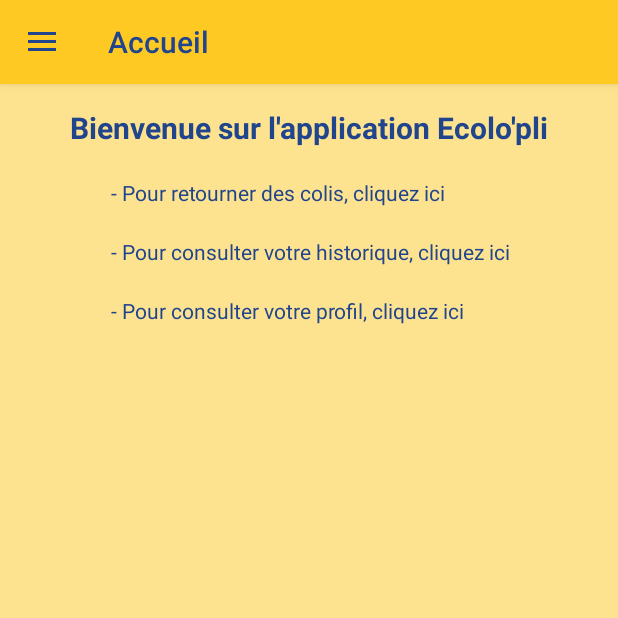
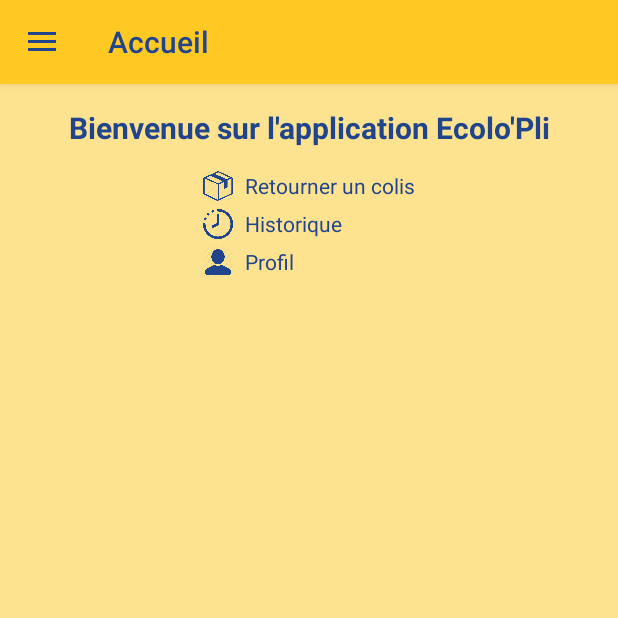
Before and after one commit to nicolas07/Projetrse, an Android app: the screen it shows after launch (MainActivity), on a phone screen of 412 x 824 dp, the top half of it. Run offline under Robolectric (Android 15) with nearby library versions, the phone set to English and light mode, and no system bars.

Commit message:
Mise à jour Home Fragment

```diff
--- a/app/src/main/java/com/example/projet_rse/HomeFragment.java
+++ b/app/src/main/java/com/example/projet_rse/HomeFragment.java
@@ -12,6 +12,7 @@ import android.text.style.ClickableSpan;
 import android.view.LayoutInflater;
 import android.view.View;
 import android.view.ViewGroup;
+import android.widget.LinearLayout;
 import android.widget.TextView;
 
 import static com.example.projet_rse.MainActivity.FRAGMENT_HISTORY;
@@ -31,68 +32,93 @@ public class HomeFragment extends Fragment {
         ((MainActivity) getActivity()).setActionBarTitle("Accueil");
         View view = inflater.inflate(R.layout.fragment_home, container, false);
 
-        String text = " - Pour retourner des colis, cliquez ici";
-        SpannableString ss = new SpannableString(text);
-        ClickableSpan clickableSpan = new ClickableSpan() {
+//        String text = " - Pour retourner des colis, cliquez ici";
+//        SpannableString ss = new SpannableString(text);
+//        ClickableSpan clickableSpan = new ClickableSpan() {
+//            @Override
+//            public void onClick(View textView) {
+//                ((MainActivity) getActivity()).showFragment(FRAGMENT_RETURNPACKAGE);
+//            }
+//
+//            @Override
+//            public void updateDrawState(TextPaint ds) {
+//                super.updateDrawState(ds);
+//                ds.setUnderlineText(false);
+//            }
+//        };
+//        ss.setSpan(clickableSpan, text.indexOf(","), text.length(), Spanned.SPAN_EXCLUSIVE_EXCLUSIVE);
+//
+//        TextView textView = view.findViewById(R.id.tv_returnPackage);
+//        textView.setText(ss);
+//        textView.setMovementMethod(LinkMovementMethod.getInstance());
+//        textView.setHighlightColor(Color.TRANSPARENT);
+//
+//        String text2 = " - Pour consulter votre historique, cliquez ici";
+//        SpannableString ss2 = new SpannableString(text2);
+//        ClickableSpan clickableSpan2 = new ClickableSpan() {
+//            @Override
+//            public void onClick(View textView) {
+//                ((MainActivity) getActivity()).showFragment(FRAGMENT_HISTORY);
+//            }
+//
+//            @Override
+//            public void updateDrawState(TextPaint ds) {
+//                super.updateDrawState(ds);
+//                ds.setUnderlineText(false);
+//            }
+//        };
+//        ss2.setSpan(clickableSpan2, text2.indexOf(","), text2.length(), Spanned.SPAN_EXCLUSIVE_EXCLUSIVE);
+//
+//        TextView textView2 = view.findViewById(R.id.tv_History);
+//        textView2.setText(ss2);
+//        textView2.setMovementMethod(LinkMovementMethod.getInstance());
+//        textView2.setHighlightColor(Color.TRANSPARENT);
+//
+//        String text3 = " - Pour consulter votre profil, cliquez ici";
+//        SpannableString ss3 = new SpannableString(text3);
+//        ClickableSpan clickableSpan3 = new ClickableSpan() {
+//            @Override
+//            public void onClick(View textView) {
+//                ((MainActivity) getActivity()).showFragment(FRAGMENT_USERACCOUNT);
+//            }
+//
+//            @Override
+//            public void updateDrawState(TextPaint ds) {
+//                super.updateDrawState(ds);
+//                ds.setUnderlineText(false);
+//            }
+//        };
+//        ss3.setSpan(clickableSpan3, text3.indexOf(","), text3.length(), Spanned.SPAN_EXCLUSIVE_EXCLUSIVE);
+//
+//        TextView textView3 = view.findViewById(R.id.tv_Profil);
+//        textView3.setText(ss3);
+//        textView3.setMovementMethod(LinkMovementMethod.getInstance());
+//        textView3.setHighlightColor(Color.TRANSPARENT);
+
+        LinearLayout LlReturnPackage = view.findViewById(R.id.ll_ReturnPackage);
+        LinearLayout LlHistory = view.findViewById(R.id.ll_History);
+        LinearLayout LlUserAccount = view.findViewById(R.id.ll_UserAccount);
+
+        LlReturnPackage.setOnClickListener(new View.OnClickListener() {
             @Override
-            public void onClick(View textView) {
+            public void onClick(View v) {
                 ((MainActivity) getActivity()).showFragment(FRAGMENT_RETURNPACKAGE);
             }
+        });
 
+        LlHistory.setOnClickListener(new View.OnClickListener() {
             @Override
-            public void updateDrawState(TextPaint ds) {
-                super.updateDrawState(ds);
-                ds.setUnderlineText(false);
-            }
-        };
-        ss.setSpan(clickableSpan, text.indexOf(","), text.length(), Spanned.SPAN_EXCLUSIVE_EXCLUSIVE);
-
-        TextView textView = view.findViewById(R.id.tv_returnPackage);
-        textView.setText(ss);
-        textView.setMovementMethod(LinkMovementMethod.getInstance());
-        textView.setHighlightColor(Color.TRANSPARENT);
-
-        String text2 = " - Pour consulter votre historique, cliquez ici";
-        SpannableString ss2 = new SpannableString(text2);
-        ClickableSpan clickableSpan2 = new ClickableSpan() {
-            @Override
-            public void onClick(View textView) {
+            public void onClick(View v) {
                 ((MainActivity) getActivity()).showFragment(FRAGMENT_HISTORY);
             }
+        });
 
+        LlUserAccount.setOnClickListener(new View.OnClickListener() {
             @Override
-            public void updateDrawState(TextPaint ds) {
-                super.updateDrawState(ds);
-                ds.setUnderlineText(false);
-            }
-        };
-        ss2.setSpan(clickableSpan2, text2.indexOf(","), text2.length(), Spanned.SPAN_EXCLUSIVE_EXCLUSIVE);
-
-        TextView textView2 = view.findViewById(R.id.tv_History);
-        textView2.setText(ss2);
-        textView2.setMovementMethod(LinkMovementMethod.getInstance());
-        textView2.setHighlightColor(Color.TRANSPARENT);
-
-        String text3 = " - Pour consulter votre profil, cliquez ici";
-        SpannableString ss3 = new SpannableString(text3);
-        ClickableSpan clickableSpan3 = new ClickableSpan() {
-            @Override
-            public void onClick(View textView) {
+            public void onClick(View v) {
                 ((MainActivity) getActivity()).showFragment(FRAGMENT_USERACCOUNT);
             }
-
-            @Override
-            public void updateDrawState(TextPaint ds) {
-                super.updateDrawState(ds);
-                ds.setUnderlineText(false);
-            }
-        };
-        ss3.setSpan(clickableSpan3, text3.indexOf(","), text3.length(), Spanned.SPAN_EXCLUSIVE_EXCLUSIVE);
-
-        TextView textView3 = view.findViewById(R.id.tv_Profil);
-        textView3.setText(ss3);
-        textView3.setMovementMethod(LinkMovementMethod.getInstance());
-        textView3.setHighlightColor(Color.TRANSPARENT);
+        });
 
 
         return view;
--- a/app/src/main/res/layout/fragment_home.xml
+++ b/app/src/main/res/layout/fragment_home.xml
@@ -12,7 +12,7 @@
         android:layout_height="wrap_content"
         android:layout_marginTop="15dp"
         android:gravity="center"
-        android:text="Bienvenue sur l'application Ecolo\'pli"
+        android:text="Bienvenue sur l'application Ecolo\'Pli"
         android:textColor="@color/colorAccent"
         android:textSize="20sp"
         android:textStyle="bold" />
@@ -24,29 +24,94 @@
         android:layout_gravity="center"
         android:gravity="left"
         android:orientation="vertical"
-        android:paddingTop="10dp">
+        android:paddingTop="15dp">
+
+        <LinearLayout
+            android:id="@+id/ll_ReturnPackage"
+            android:layout_width="wrap_content"
+            android:layout_height="wrap_content"
+            android:clickable="true">
+
+            <ImageView
+                android:layout_width="20dp"
+                android:layout_height="20dp"
+                android:src="@mipmap/ic_package"
+                android:tint="@color/colorAccent"/>
+
+            <TextView
+                android:layout_width="wrap_content"
+                android:layout_height="wrap_content"
+                android:text="Retourner un colis"
+                android:textColor="@color/colorAccent"
+                android:paddingLeft="8dp"/>
+
+        </LinearLayout>
+
+        <LinearLayout
+            android:id="@+id/ll_History"
+            android:layout_width="wrap_content"
+            android:layout_height="wrap_content"
+            android:clickable="true"
+            android:paddingTop="5dp">
+
+            <ImageView
+                android:layout_width="20dp"
+                android:layout_height="20dp"
+                android:src="@mipmap/ic_history"
+                android:tint="@color/colorAccent"/>
+
+            <TextView
+                android:layout_width="wrap_content"
+                android:layout_height="wrap_content"
+                android:text="Historique"
+                android:textColor="@color/colorAccent"
+                android:paddingLeft="8dp"/>
+
+        </LinearLayout>
+
+        <LinearLayout
+            android:id="@+id/ll_UserAccount"
+            android:layout_width="wrap_content"
+            android:layout_height="wrap_content"
+            android:clickable="true"
+            android:paddingTop="5dp">
+
+            <ImageView
+                android:layout_width="20dp"
+                android:layout_height="20dp"
+                android:src="@mipmap/ic_profile_2"
+                android:tint="@color/colorAccent"/>
+
+            <TextView
+                android:layout_width="wrap_content"
+                android:layout_height="wrap_content"
+                android:text="Profil"
+                android:textColor="@color/colorAccent"
+                android:paddingLeft="8dp"/>
+
+        </LinearLayout>
 
 
-        <TextView
-            android:id="@+id/tv_returnPackage"
-            android:layout_width="wrap_content"
-            android:layout_height="wrap_content"
-            android:layout_margin="10dp"
-            android:textColor="@color/colorAccent" />
+        <!--<TextView-->
+            <!--android:id="@+id/tv_returnPackage"-->
+            <!--android:layout_width="wrap_content"-->
+            <!--android:layout_height="wrap_content"-->
+            <!--android:layout_margin="10dp"-->
+            <!--android:textColor="@color/colorAccent" />-->
 
-        <TextView
-            android:id="@+id/tv_History"
-            android:layout_width="wrap_content"
-            android:layout_height="wrap_content"
-            android:layout_margin="10dp"
-            android:textColor="@color/colorAccent" />
+        <!--<TextView-->
+            <!--android:id="@+id/tv_History"-->
+            <!--android:layout_width="wrap_content"-->
+            <!--android:layout_height="wrap_content"-->
+            <!--android:layout_margin="10dp"-->
+            <!--android:textColor="@color/colorAccent" />-->
 
-        <TextView
-            android:id="@+id/tv_Profil"
-            android:layout_width="wrap_content"
-            android:layout_height="wrap_content"
-            android:layout_margin="10dp"
-            android:textColor="@color/colorAccent" />
+        <!--<TextView-->
+            <!--android:id="@+id/tv_Profil"-->
+            <!--android:layout_width="wrap_content"-->
+            <!--android:layout_height="wrap_content"-->
+            <!--android:layout_margin="10dp"-->
+            <!--android:textColor="@color/colorAccent" />-->
 
     </LinearLayout>
 
```
